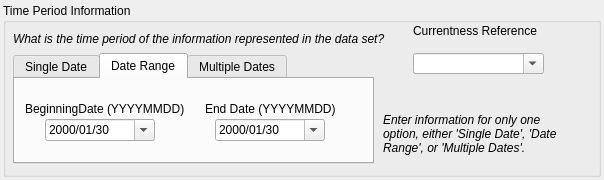
Above: pymdwizard/gui/ui_files/MetadataDate.ui from DOI-USGS/fort-pymdwizard before the change. Below: the same form after it.
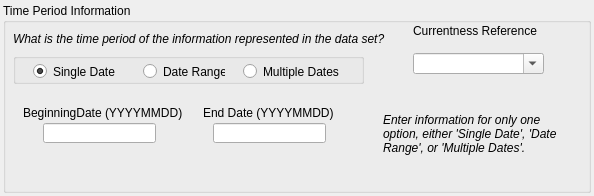
That is the form after the change. The open tabs and pages were chosen to show the change.

What changed in the file:
```diff
--- a/pymdwizard/gui/ui_files/MetadataDate.ui
+++ b/pymdwizard/gui/ui_files/MetadataDate.ui
@@ -6,16 +6,10 @@
    <rect>
     <x>0</x>
     <y>0</y>
-    <width>604</width>
-    <height>180</height>
+    <width>594</width>
+    <height>196</height>
    </rect>
   </property>
-  <property name="minimumSize">
-   <size>
-    <width>0</width>
-    <height>180</height>
-   </size>
-  </property>
   <property name="windowTitle">
    <string>Form</string>
   </property>
@@ -59,13 +53,13 @@
        <string>What is the time period of the information represented in the data set?</string>
       </property>
      </widget>
-     <widget class="QTabWidget" name="fgdc_timeinfo">
+     <widget class="QStackedWidget" name="fgdc_timeinfo">
       <property name="geometry">
        <rect>
         <x>10</x>
-        <y>50</y>
+        <y>80</y>
         <width>361</width>
-        <height>111</height>
+        <height>91</height>
        </rect>
       </property>
       <property name="font">
@@ -77,10 +71,7 @@
       <property name="currentIndex">
        <number>2</number>
       </property>
-      <widget class="QWidget" name="fgdc_sngdate">
-       <attribute name="title">
-        <string>Single Date</string>
-       </attribute>
+      <widget class="QWidget" name="timeinfoPage1">
        <widget class="QLabel" name="label_4">
         <property name="geometry">
          <rect>
@@ -118,10 +109,7 @@
         </property>
        </widget>
       </widget>
-      <widget class="QWidget" name="fgdc_rngdates">
-       <attribute name="title">
-        <string>Date Range</string>
-       </attribute>
+      <widget class="QWidget" name="timeinfoPage2">
        <widget class="QLabel" name="label_5">
         <property name="geometry">
          <rect>
@@ -148,80 +136,34 @@
          <string>End Date (YYYYMMDD)</string>
         </property>
        </widget>
-       <widget class="QDateEdit" name="dateEdit_2">
+       <widget class="QLineEdit" name="dateEdit_2">
         <property name="geometry">
          <rect>
           <x>30</x>
           <y>40</y>
-          <width>110</width>
-          <height>22</height>
+          <width>113</width>
+          <height>20</height>
          </rect>
         </property>
-        <property name="displayFormat">
-         <string>yyyy/MM/dd</string>
-        </property>
-        <property name="calendarPopup">
-         <bool>true</bool>
-        </property>
-        <property name="date">
-         <date>
-          <year>2000</year>
-          <month>1</month>
-          <day>30</day>
-         </date>
+        <property name="maxLength">
+         <number>8</number>
         </property>
        </widget>
-       <widget class="QDateEdit" name="dateEdit_3">
+       <widget class="QLineEdit" name="dateEdit_3">
         <property name="geometry">
          <rect>
           <x>200</x>
           <y>40</y>
-          <width>110</width>
-          <height>22</height>
+          <width>113</width>
+          <height>20</height>
          </rect>
         </property>
-        <property name="displayFormat">
-         <string>yyyy/MM/dd</string>
-        </property>
-        <property name="calendarPopup">
-         <bool>true</bool>
-        </property>
-        <property name="date">
-         <date>
-          <year>2000</year>
-          <month>1</month>
-          <day>30</day>
-         </date>
+        <property name="maxLength">
+         <number>8</number>
         </property>
        </widget>
       </widget>
-      <widget class="QWidget" name="tab_3">
-       <attribute name="title">
-        <string>Multiple Dates</string>
-       </attribute>
-       <widget class="QDateEdit" name="addDate">
-        <property name="geometry">
-         <rect>
-          <x>30</x>
-          <y>20</y>
-          <width>110</width>
-          <height>22</height>
-         </rect>
-        </property>
-        <property name="displayFormat">
-         <string>yyyy/MM/dd</string>
-        </property>
-        <property name="calendarPopup">
-         <bool>true</bool>
-        </property>
-        <property name="date">
-         <date>
-          <year>2000</year>
-          <month>1</month>
-          <day>30</day>
-         </date>
-        </property>
-       </widget>
+      <widget class="QWidget" name="timeinfoPage3">
        <widget class="QPushButton" name="pushButton">
         <property name="geometry">
          <rect>
@@ -374,6 +316,71 @@
        <string>Currentness Reference</string>
       </property>
      </widget>
+     <widget class="QGroupBox" name="groupBox">
+      <property name="geometry">
+       <rect>
+        <x>10</x>
+        <y>50</y>
+        <width>351</width>
+        <height>31</height>
+       </rect>
+      </property>
+      <property name="title">
+       <string/>
+      </property>
+      <property name="checkable">
+       <bool>false</bool>
+      </property>
+      <widget class="QRadioButton" name="radioButton">
+       <property name="geometry">
+        <rect>
+         <x>20</x>
+         <y>10</y>
+         <width>82</width>
+         <height>17</height>
+        </rect>
+       </property>
+       <property name="text">
+        <string>Single Date</string>
+       </property>
+       <property name="checked">
+        <bool>true</bool>
+       </property>
+      </widget>
+      <widget class="QRadioButton" name="radioButton_2">
+       <property name="geometry">
+        <rect>
+         <x>130</x>
+         <y>10</y>
+         <width>82</width>
+         <height>17</height>
+        </rect>
+       </property>
+       <property name="text">
+        <string>Date Range</string>
+       </property>
+      </widget>
+      <widget class="QRadioButton" name="radioButton_3">
+       <property name="geometry">
+        <rect>
+         <x>230</x>
+         <y>10</y>
+         <width>101</width>
+         <height>17</height>
+        </rect>
+       </property>
+       <property name="text">
+        <string>Multiple Dates</string>
+       </property>
+      </widget>
+     </widget>
+     <zorder>label_2</zorder>
+     <zorder>fgdc_timeinfo</zorder>
+     <zorder>label_3</zorder>
+     <zorder>fgdc_current</zorder>
+     <zorder>label_8</zorder>
+     <zorder>groupBox</zorder>
+     <zorder>dateEdit</zorder>
     </widget>
    </item>
   </layout>
```
Left out of the diff: 41 changed lines with no effect on the pictures.
